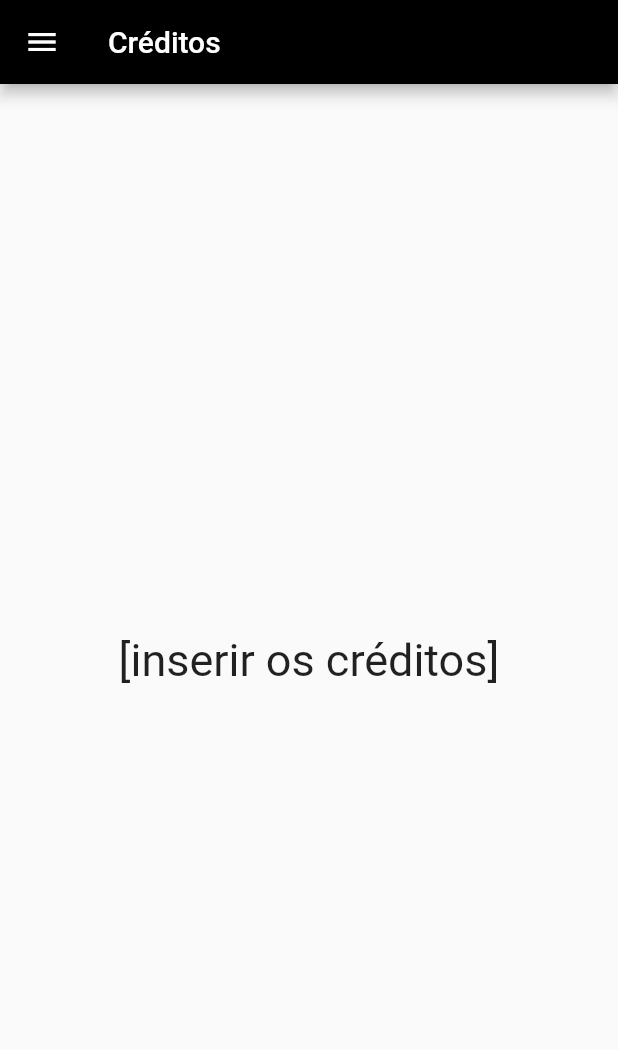
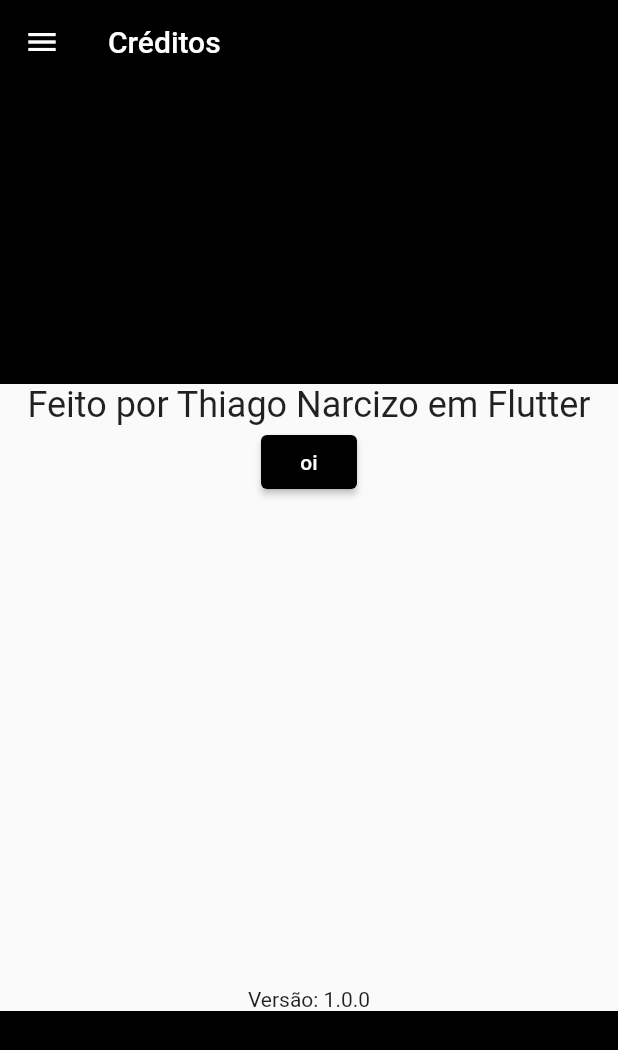
Before and after one commit to thiagonarcizo/MedLook, a Flutter app: the Credits screen opened directly, on a phone screen of 412 x 824 dp. Shown: the top 1050 px of the screen. Run offline on Flutter 3.47's test engine with Material 2 defaults, Android fonts, the light colour scheme and no system bars; our stand-ins replace intro_slider, shared_preferences; missing offline and left inert: proste_bezier_curve, window_size; accounts and stored records are empty.

Commit message:
Modifications to credits page

```diff
--- a/lib/pages/credits.dart
+++ b/lib/pages/credits.dart
@@ -1,6 +1,7 @@
 import 'package:flutter/material.dart';
 import 'package:med/pages/home.dart';
-import 'dart:math' as math;
+import 'package:proste_bezier_curve/proste_bezier_curve.dart';
+import 'package:url_launcher/url_launcher.dart';
 
 class Credits extends StatelessWidget {
   const Credits({Key? key}) : super(key: key);
@@ -10,13 +11,79 @@
     return Scaffold(
       appBar: upMenu(),
       drawer: SideMenu(),
-      body: Center(
+      body: SafeArea(
         child: Column(
           mainAxisSize: MainAxisSize.min,
+          crossAxisAlignment: CrossAxisAlignment.center,
+          mainAxisAlignment: MainAxisAlignment.center,
           children: [
-            Text(
-              '[inserir os créditos]',
-              style: TextStyle(fontSize: 30),
+            ClipPath(
+              clipper: ProsteThirdOrderBezierCurve(
+                position: ClipPosition.bottom,
+                list: [
+                  ThirdOrderBezierCurveSection(
+                    p1: Offset(0, 100),
+                    p2: Offset(0, 200),
+                    p3: Offset(MediaQuery.of(context).size.width, 100),
+                    p4: Offset(MediaQuery.of(context).size.width, 200),
+                  ),
+                ],
+              ),
+              child: Container(
+                height: 200,
+                color: Colors.black,
+              ),
+            ),
+            Expanded(
+              child: ListView(
+                padding: EdgeInsets.zero,
+                children: [
+                  Center(
+                    child: Column(
+                      children: [
+                        const Text(
+                          'Feito por Thiago Narcizo em Flutter',
+                          style: TextStyle(fontSize: 24),
+                        ),
+                        ElevatedButton(
+                          onPressed: () async {
+                            final Uri uri =
+                                Uri.parse("https://www.narcizo.xyz/");
+                            if (await canLaunchUrl(uri)) {
+                              await launchUrl(uri);
+                            } else {
+                              print('can\'t launch');
+                            }
+                          },
+                          child: Text('oi'),
+                        ),
+                      ],
+                    ),
+                  ),
+                ],
+              ),
+            ),
+            const Expanded(
+              child: Align(
+                alignment: FractionalOffset.bottomCenter,
+                child: Text('Versão: 1.0.0'),
+              ),
+            ),
+            ClipPath(
+              clipper: ProsteBezierCurve(
+                position: ClipPosition.top,
+                list: [
+                  BezierCurveSection(
+                    start: Offset(MediaQuery.of(context).size.width, 0),
+                    top: Offset(MediaQuery.of(context).size.width / 2, 30),
+                    end: Offset(0, 0),
+                  ),
+                ],
+              ),
+              child: Container(
+                color: Colors.black,
+                height: 150,
+              ),
             ),
           ],
         ),
--- a/pubspec.yaml
+++ b/pubspec.yaml
@@ -37,6 +37,8 @@
   cupertino_icons: ^1.0.2
   shared_preferences: ^2.0.15
   path_provider: ^2.0.11
+  proste_bezier_curve: ^2.0.2
+  url_launcher: ^6.1.5
   window_size:
     git:
       url: git://github.com/google/flutter-desktop-embedding.git
```
Also changed, not shown: pubspec.lock, 6 other files.
